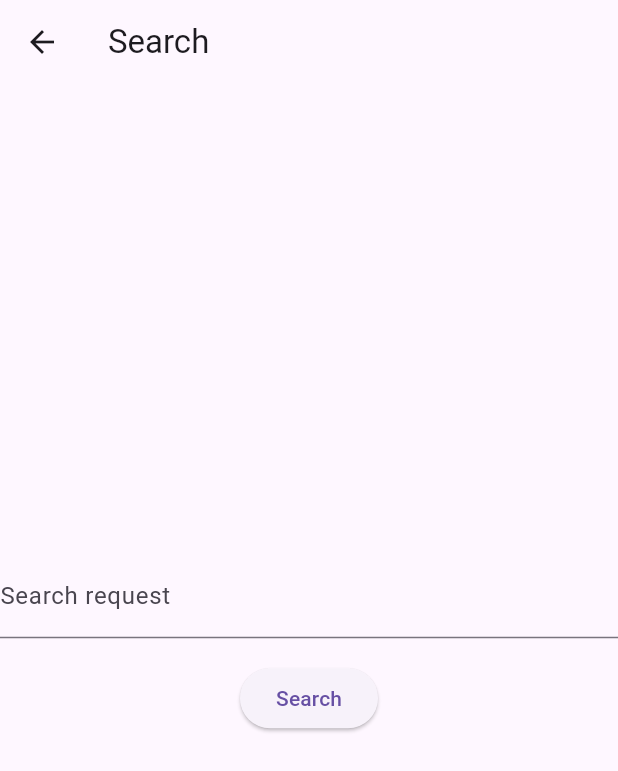
After one commit to Dmitry909/music-hosting, a Flutter app: the SearchPage screen opened directly, on a phone screen of 412 x 824 dp. The commit adds this screen. Shown: the top 771 px of the screen. Run offline on Flutter 3.47's test engine with Material 3 defaults, Android fonts, the phone set to English and light mode, and no system bars; our stand-ins replace dio, file_picker, shared_preferences; accounts and stored records are empty.

Commit message:
Add search page

```diff
--- a/web_app/music_hosting_app/lib/main_page.dart
+++ b/web_app/music_hosting_app/lib/main_page.dart
@@ -5,6 +5,7 @@ import 'shared_state.dart';
 import 'signup_page.dart';
 import 'login_page.dart';
 import 'upload_track.dart';
+import 'search_page.dart';
 
 class MainPage extends StatefulWidget {
   @override
@@ -128,6 +129,16 @@ class _MainPageState extends State<MainPage> {
               },
               child: Text('Upload track'),
             ),
+            SizedBox(height: 16),
+            ElevatedButton(
+              onPressed: () {
+                Navigator.push(
+                  context,
+                  MaterialPageRoute(builder: (context) => SearchPage()),
+                );
+              },
+              child: Text('Search'),
+            ),
           ],
         ),
       ),
--- /dev/null
+++ b/web_app/music_hosting_app/lib/search_page.dart
@@ -0,0 +1,83 @@
+import 'package:flutter/material.dart';
+import 'package:flutter/widgets.dart';
+import 'package:file_picker/file_picker.dart';
+import 'package:dio/dio.dart';
+
+import 'shared_state.dart';
+
+class SearchPage extends StatefulWidget {
+  @override
+  _SearchPageState createState() => _SearchPageState();
+}
+
+class _SearchPageState extends State<SearchPage> {
+  TextEditingController _searchRequestController = TextEditingController();
+  String _searchResult = '';
+
+  Future<void> _search() async {
+    // final String username = _usernameController.text;
+    // final String password = _passwordController.text;
+
+    // final Map<String, String> body = {
+    //   'username': username,
+    //   'password': password,
+    // };
+
+    // try {
+    //   final response = await http.post(
+    //     Uri.parse('http://localhost:3000/signup'),
+    //     headers: {'Content-Type': 'application/json'},
+    //     body: jsonEncode(body),
+    //   );
+
+    //   if (response.statusCode == 201) {
+    //     setState(() {
+    //       _signupResult = 'You were registered';
+    //     });
+    //   } else {
+    //     setState(() {
+    //       _signupResult = 'Signup failed. Please try again.';
+    //     });
+    //   }
+    // } catch (e) {
+    //   setState(() {
+    //     _signupResult = 'Error occurred. Please try again.';
+    //   });
+    // }
+  }
+
+  @override
+  Widget build(BuildContext context) {
+    return Scaffold(
+      appBar: AppBar(
+        title: Text('Search'),
+      ),
+      body: Center(
+        child: Column(
+          mainAxisAlignment: MainAxisAlignment.center,
+          children: [
+            TextField(
+              controller: _searchRequestController,
+              decoration: InputDecoration(
+                labelText: 'Search request',
+              ),
+            ),
+            SizedBox(height: 16),
+            ElevatedButton(
+              onPressed: _search,
+              child: Text('Search'),
+            ),
+            Text(
+              _searchResult,
+              style: TextStyle(
+                color: _searchResult == '?????????????????'
+                    ? Colors.green
+                    : Colors.red,
+              ),
+            ),
+          ],
+        ),
+      ),
+    );
+  }
+}
--- a/web_app/music_hosting_app/lib/upload_track.dart
+++ b/web_app/music_hosting_app/lib/upload_track.dart
@@ -4,7 +4,6 @@ import 'package:file_picker/file_picker.dart';
 import 'package:dio/dio.dart';
 
 import 'shared_state.dart';
-import 'main_page.dart';
 
 class UploadTrackPage extends StatefulWidget {
   @override
```
